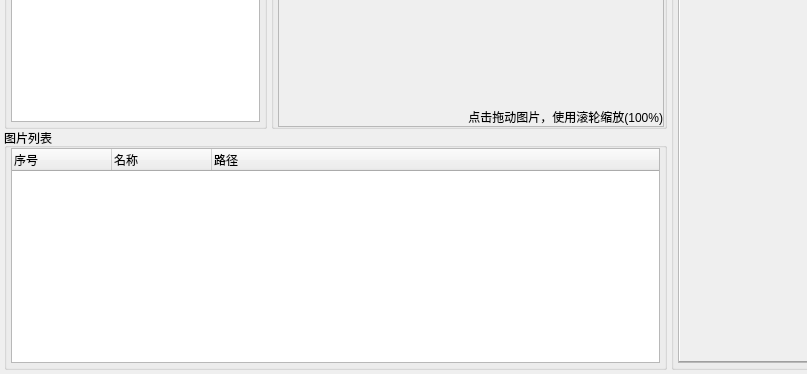
Before: the Qt Designer form src/resources/ImageReverse.ui in Junt62/ImageReverse, drawn with Qt 5; both pictures show x 0 to 807 and y 346 to 720 of the 1280 by 720 pixel window.
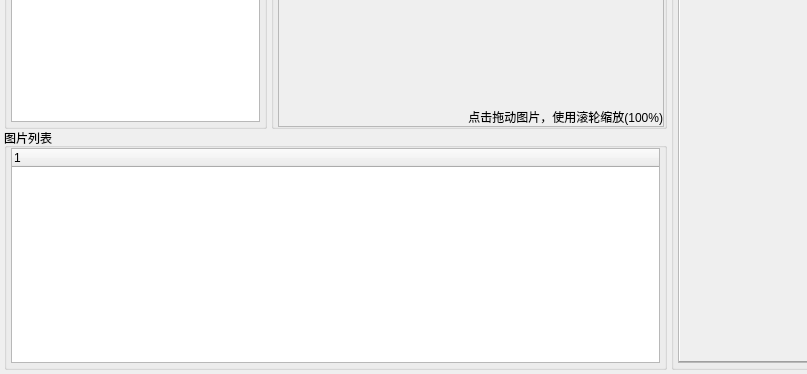
After: the same form once the commit is applied. Icons and pictures are not drawn.

Commit message: Image tree will now adapt to column width.

The edit to the form file:
```diff
--- a/src/resources/ImageReverse.ui
+++ b/src/resources/ImageReverse.ui
@@ -221,21 +221,6 @@
       <property name="sizeAdjustPolicy">
        <enum>QAbstractScrollArea::AdjustToContentsOnFirstShow</enum>
       </property>
-      <column>
-       <property name="text">
-        <string>序号</string>
-       </property>
-      </column>
-      <column>
-       <property name="text">
-        <string>名称</string>
-       </property>
-      </column>
-      <column>
-       <property name="text">
-        <string>路径</string>
-       </property>
-      </column>
      </widget>
     </item>
    </layout>
```
The commit also changes 2 other files.
